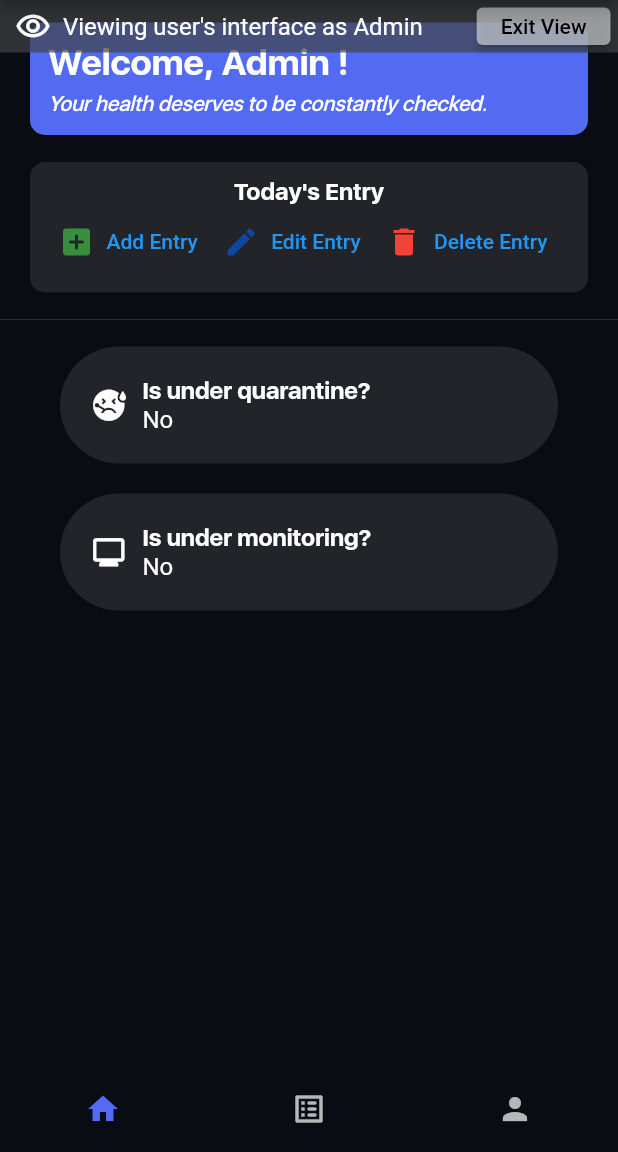
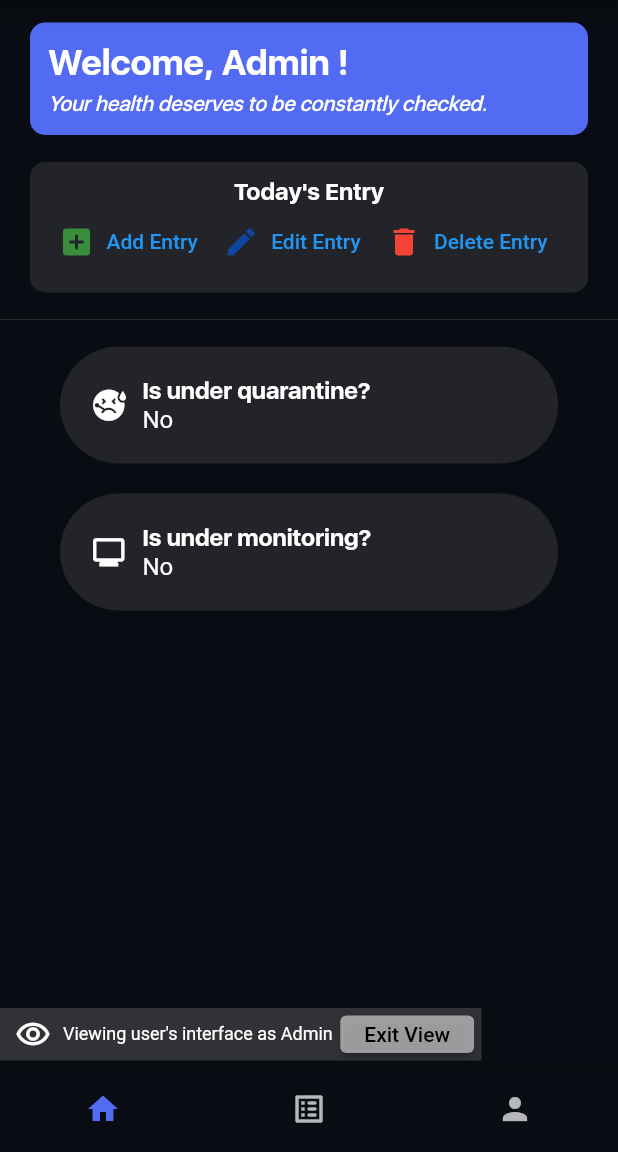
Before and after one commit to jonzski/healthmate, a Flutter app: the UserView screen opened directly, on a phone screen of 412 x 824 dp, the part 84-1236 px from its top. Run offline on Flutter 3.47's test engine with Material 2 defaults, Android fonts, the phone set to English and light mode, and no system bars; our stand-ins replace cloud_firestore, email_validator, firebase_auth, firebase_core, flutter_expandable_fab, flutter_svg and 3 more; missing offline and left inert: qr_code_scanner; accounts and stored records are empty; project files that could hold a hidden picture were left out.

Commit message:
UI: Lower the user view

```diff
--- a/lib/screens/user/UserView.dart
+++ b/lib/screens/user/UserView.dart
@@ -148,7 +148,9 @@ class _UserViewState extends State<UserView> {
                     },
                     child: bottomNavFunction(),
                   ),
-                  Container(
+                  Positioned(
+                    bottom: 5,
+                    child: Container(
                       color: const Color.fromRGBO(65, 67, 69, 0.7),
                       height: 35,
                       padding: const EdgeInsets.all(5),
@@ -163,10 +165,11 @@ class _UserViewState extends State<UserView> {
                                 ),
                                 Text(
                                   'Viewing user\'s interface as $viewer',
-                                style: const TextStyle(fontSize: 16),
+                                  style: const TextStyle(fontSize: 12),
                                 ),
                               ],
                             ),
+                            const SizedBox(width: 5),
                             ElevatedButton(
                                 onPressed: () {
                                   Navigator.pop(context);
@@ -180,6 +183,7 @@ class _UserViewState extends State<UserView> {
                                 ))
                           ]),
                     ),
+                  )
                 ],
               )
             : GestureDetector(
```
Lines whose indentation alone changed are shown as unchanged.
